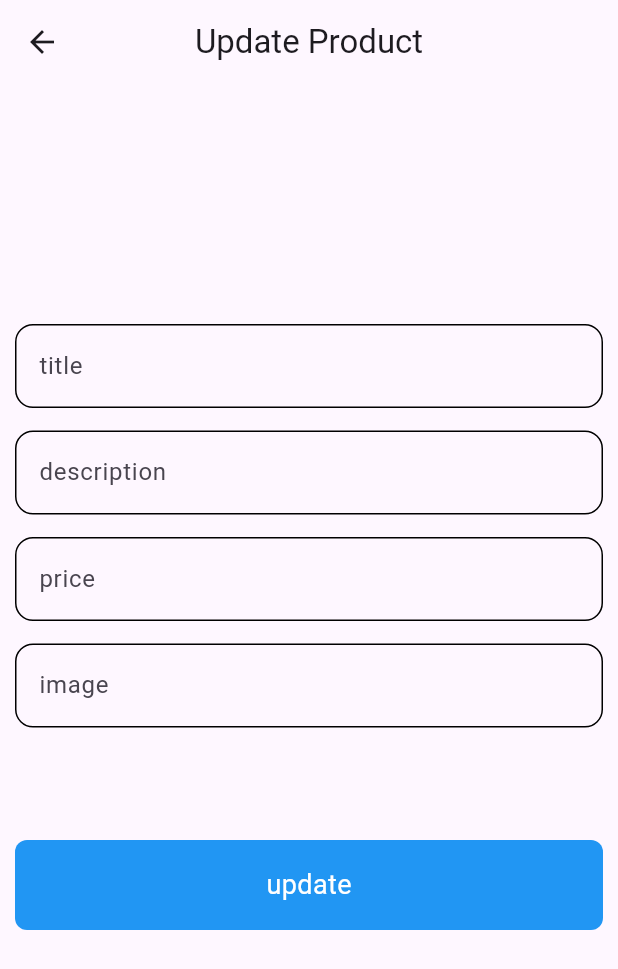
After one commit to Mostafa-Noaman/shop-demo, a Flutter app: the UpdateProductScreen screen opened by its route, on a phone screen of 412 x 824 dp. The commit adds this screen. Shown: the top 969 px of the screen. Run offline on Flutter 3.47's test engine with Material 3 defaults, Android fonts, the light colour scheme and no system bars; our stand-ins replace font_awesome_flutter; network calls fail.

Commit message:
created the update product screen

```diff
--- a/lib/main.dart
+++ b/lib/main.dart
@@ -1,5 +1,6 @@
 import 'package:flutter/material.dart';
 import 'package:shop_demo/screens/home_screen.dart';
+import 'package:shop_demo/screens/update_products_screen.dart';
 
 void main() {
   runApp(const ShopDemo());
@@ -13,7 +14,10 @@ class ShopDemo extends StatelessWidget {
   Widget build(BuildContext context) {
     return MaterialApp(
       debugShowCheckedModeBanner: false,
-      routes: {HomeScreen.id: (context) => HomeScreen()},
+      routes: {
+        HomeScreen.id: (context) => HomeScreen(),
+        UpdateProductScreen.id: (context) => UpdateProductScreen()
+      },
       initialRoute: HomeScreen.id,
     );
   }
--- /dev/null
+++ b/lib/screens/update_products_screen.dart
@@ -0,0 +1,72 @@
+import 'package:flutter/material.dart';
+import 'package:shop_demo/widgets/custom_button.dart';
+import 'package:shop_demo/widgets/custom_text_field.dart';
+
+class UpdateProductScreen extends StatelessWidget {
+  UpdateProductScreen({super.key});
+
+  static String id = 'update product';
+  String? title, desc, image;
+  int? price;
+
+  @override
+  Widget build(BuildContext context) {
+    return Scaffold(
+      appBar: AppBar(
+        title: Text('Update Product'),
+        centerTitle: true,
+      ),
+      body: Padding(
+        padding: const EdgeInsets.all(10.0),
+        child: SingleChildScrollView(
+          child: Column(
+            mainAxisAlignment: MainAxisAlignment.center,
+            children: [
+              const SizedBox(
+                height: 150,
+              ),
+              CustomTextFormField(
+                hintText: 'title',
+                onChanged: (data) {
+                  title = data;
+                },
+              ),
+              const SizedBox(
+                height: 15,
+              ),
+              CustomTextFormField(
+                hintText: 'description',
+                onChanged: (data) {
+                  desc = data;
+                },
+              ),
+              const SizedBox(
+                height: 15,
+              ),
+              CustomTextFormField(
+                hintText: 'price',
+                inputType: TextInputType.number,
+                onChanged: (data) {
+                  price = int.parse(data);
+                },
+              ),
+              const SizedBox(
+                height: 15,
+              ),
+              CustomTextFormField(
+                hintText: 'image',
+                onChanged: (data) {
+                  image = data;
+                },
+              ),
+              const SizedBox(
+                height: 75,
+              ),
+              CustomButton(title: 'update', onTap: () {}),
+            ],
+          ),
+        ),
+      ),
+    );
+  }
+}
--- /dev/null
+++ b/lib/widgets/custom_button.dart
@@ -0,0 +1,31 @@
+import 'package:flutter/material.dart';
+
+class CustomButton extends StatelessWidget {
+  CustomButton({super.key, required this.title, required this.onTap});
+
+  String title;
+  VoidCallback? onTap;
+
+  @override
+  Widget build(BuildContext context) {
+    return GestureDetector(
+      onTap: onTap,
+      child: Container(
+        width: double.infinity,
+        height: 60,
+        decoration: BoxDecoration(
+          color: Colors.blue,
+          borderRadius: BorderRadius.circular(8),
+        ),
+        child: Center(
+            child: Text(
+          title,
+          style: const TextStyle(
+            color: Colors.white,
+            fontSize: 18,
+          ),
+        )),
+      ),
+    );
+  }
+}
--- a/lib/widgets/custom_card.dart
+++ b/lib/widgets/custom_card.dart
@@ -1,13 +1,18 @@
 import 'package:flutter/material.dart';
 import 'package:font_awesome_flutter/font_awesome_flutter.dart';
 import 'package:shop_demo/models/product_model.dart';
+import 'package:shop_demo/screens/update_products_screen.dart';
 
 class CustomCard extends StatelessWidget {
   CustomCard({super.key, required this.products});
   ProductModel products;
   @override
   Widget build(BuildContext context) {
-    return Stack(
+    return GestureDetector(
+      onTap: () {
+        Navigator.pushNamed(context, UpdateProductScreen.id);
+      },
+      child: Stack(
         clipBehavior: Clip.none,
         children: [
           Container(
@@ -23,7 +28,8 @@ class CustomCard extends StatelessWidget {
             child: Card(
               elevation: 10,
               child: Padding(
-              padding: const EdgeInsets.symmetric(horizontal: 16, vertical: 16),
+                padding:
+                    const EdgeInsets.symmetric(horizontal: 16, vertical: 16),
                 child: Column(
                   crossAxisAlignment: CrossAxisAlignment.start,
                   mainAxisAlignment: MainAxisAlignment.end,
@@ -69,6 +75,7 @@ class CustomCard extends StatelessWidget {
             ),
           ),
         ],
+      ),
     );
   }
 }
--- /dev/null
+++ b/lib/widgets/custom_text_field.dart
@@ -0,0 +1,30 @@
+import 'package:flutter/material.dart';
+
+class CustomTextFormField extends StatelessWidget {
+  CustomTextFormField(
+      {super.key, this.inputType, this.hintText, this.onChanged});
+
+  String? hintText;
+  Function(String)? onChanged;
+  TextInputType? inputType;
+
+  @override
+  Widget build(BuildContext context) {
+    return TextFormField(
+      style: const TextStyle(color: Colors.black),
+      onChanged: onChanged,
+      keyboardType: inputType,
+      decoration: InputDecoration(
+        alignLabelWithHint: true,
+        hintText: '$hintText',
+        hintStyle: const TextStyle(),
+        enabledBorder: OutlineInputBorder(
+          borderRadius: BorderRadius.circular(12),
+        ),
+        border: OutlineInputBorder(
+          borderRadius: BorderRadius.circular(12),
+        ),
+      ),
+    );
+  }
+}
```
Lines whose indentation alone changed are shown as unchanged.
